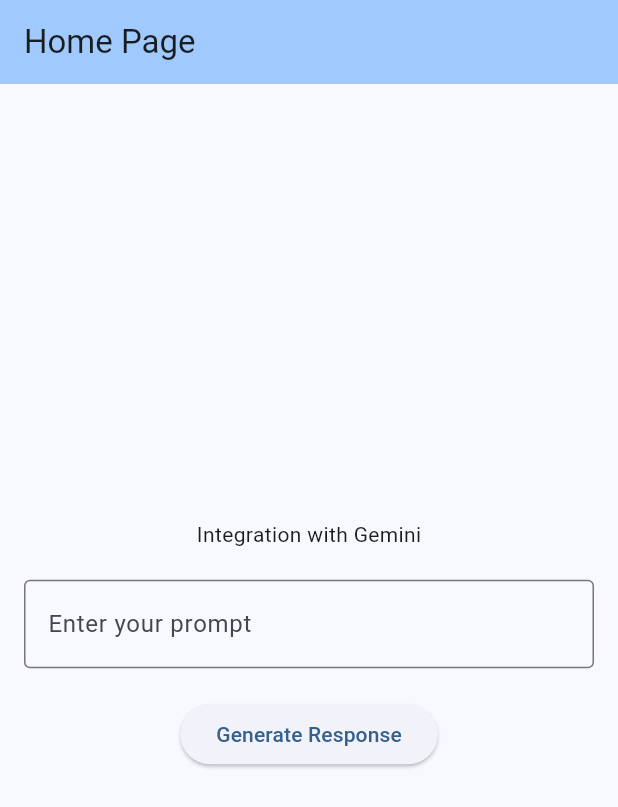
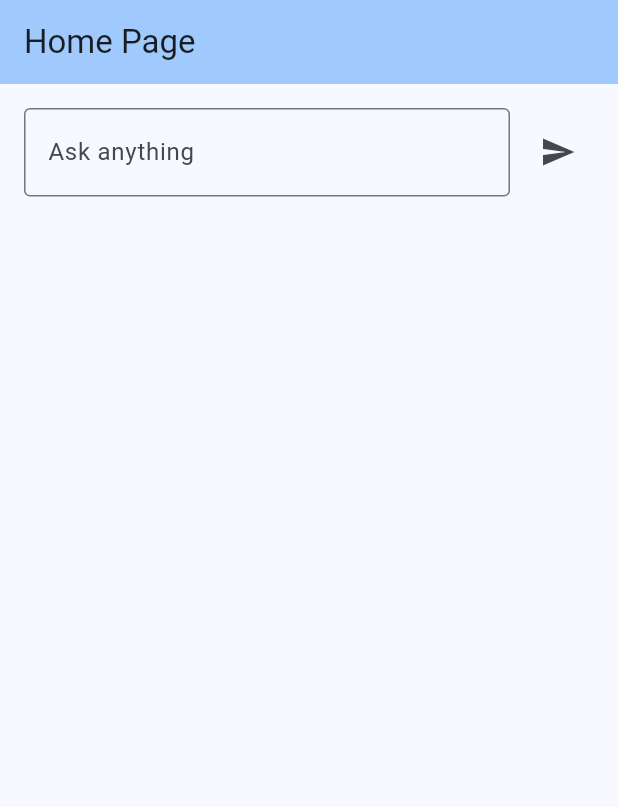
Before and after one commit to divaariani/flutter_with_gemini, a Flutter app: the screen it shows after launch, on a phone screen of 412 x 824 dp. Shown: the top 807 px of the screen. Run offline on Flutter 3.47's test engine with Material 3 defaults, Android fonts, the light colour scheme and no system bars; our stand-ins replace flutter_gemini; statements that could not run were skipped.

Commit message:
enhance UI

```diff
--- a/lib/app.dart
+++ b/lib/app.dart
@@ -14,7 +14,32 @@ class _HomePageState extends State<HomePage> {
   final Gemini gemini = Gemini.instance;
   String? generatedResponse;
   bool isLoading = false;
-  TextEditingController controller = TextEditingController();
+  final TextEditingController controller = TextEditingController();
+
+  void _sendPrompt() {
+    final text = controller.text.trim();
+    if (text.isEmpty || isLoading) return;
+
+    setState(() {
+      isLoading = true;
+      generatedResponse = null;
+    });
+
+    gemini
+        .prompt(parts: [Part.text(text)])
+        .then((value) {
+          setState(() {
+            generatedResponse = value?.output;
+            isLoading = false;
+          });
+        })
+        .catchError((e) {
+          setState(() {
+            isLoading = false;
+          });
+          debugPrint('Error: $e');
+        });
+  }
 
   @override
   Widget build(BuildContext context) {
@@ -25,45 +50,34 @@ class _HomePageState extends State<HomePage> {
       ),
       body: Padding(
         padding: const EdgeInsets.all(16),
-        child: Center(
         child: Column(
-            mainAxisAlignment: MainAxisAlignment.center,
-            crossAxisAlignment: CrossAxisAlignment.center,
           children: [
-              const Text('Integration with Gemini'),
-              const SizedBox(height: 20),
-              TextField(
+            Row(
+              children: [
+                Expanded(
+                  child: TextField(
                     controller: controller,
                     style: const TextStyle(fontSize: 18),
                     decoration: const InputDecoration(
                       border: OutlineInputBorder(),
-                  labelText: 'Enter your prompt',
+                      labelText: 'Ask anything',
+                    ),
+                    textInputAction: TextInputAction.send,
+                    onSubmitted: (_) => _sendPrompt(),
                   ),
                 ),
-              const SizedBox(height: 20),
-              if (isLoading)
-                const CircularProgressIndicator()
-              else
-                Center(
-                  child: ElevatedButton(
-                    onPressed: () {
-                      gemini
-                          .prompt(parts: [Part.text(controller.text)])
-                          .then((value) {
-                            setState(() {
-                              generatedResponse = value?.output;
-                              isLoading = false;
-                            });
-                          })
-                          .catchError((e) {
-                            setState(() {
-                              () => isLoading = false;
-                              debugPrint('Error: $e');
-                            });
-                          });
-                    },
-                    child: const Text('Generate Response'),
+                const SizedBox(width: 8),
+                isLoading
+                    ? const SizedBox(
+                        width: 24,
+                        height: 24,
+                        child: CircularProgressIndicator(strokeWidth: 2),
+                      )
+                    : IconButton(
+                        onPressed: _sendPrompt,
+                        icon: const Icon(Icons.send),
                       ),
+              ],
             ),
             const SizedBox(height: 20),
             if (generatedResponse != null)
@@ -78,7 +92,6 @@ class _HomePageState extends State<HomePage> {
           ],
         ),
       ),
-      ),
     );
   }
 }
```
Lines whose indentation alone changed are shown as unchanged.
